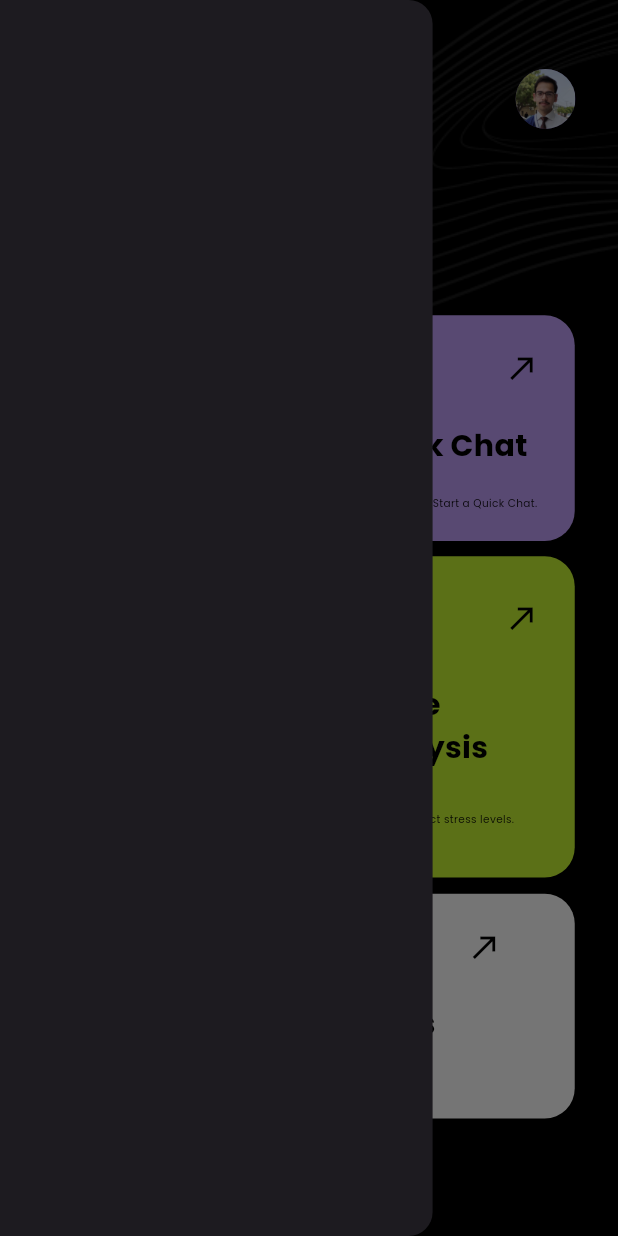
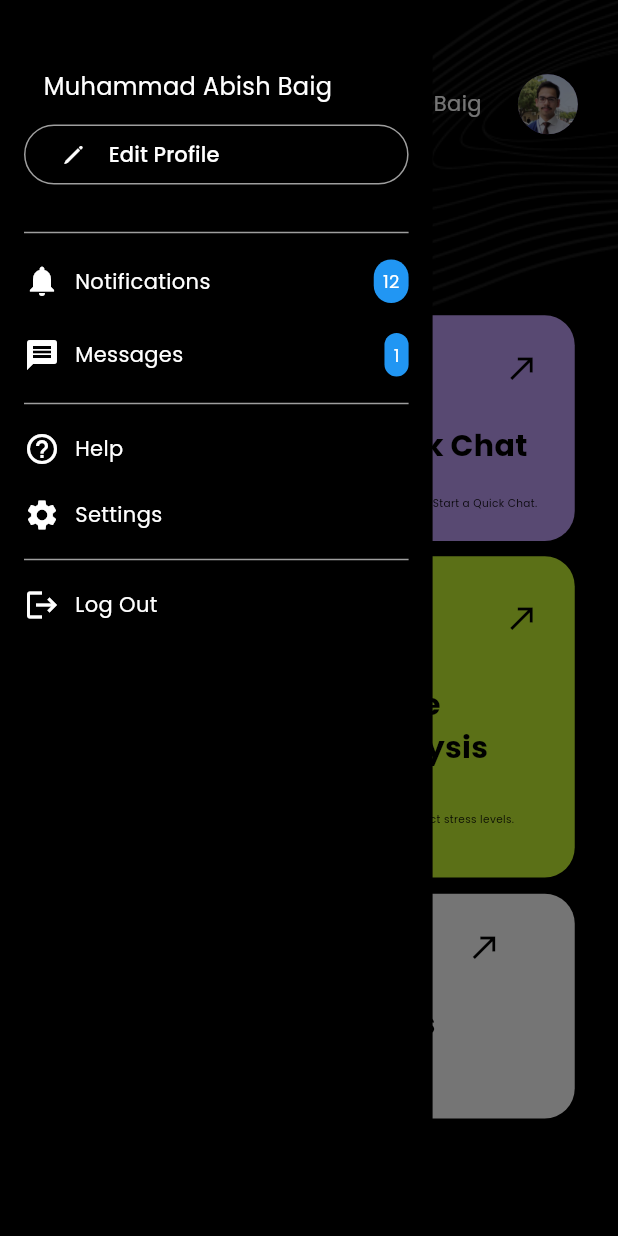
Before and after one commit to abishbaig/Emotiease, a Flutter app: the HomePage screen opened by its route, with the side drawer open, on a phone screen of 412 x 824 dp. Run offline on Flutter 3.47's test engine with Material 3 defaults, Android fonts, the phone set to English and light mode, and no system bars.

Commit message:
Develop Home Page UI and Settings Drawer Screen

```diff
--- a/lib/main.dart
+++ b/lib/main.dart
@@ -43,7 +43,7 @@ class MyApp extends StatelessWidget {
       darkTheme: MyAppThemes.darkTheme(),
 
       //! Setting Routes
-      initialRoute: AppRoutes.homeScreen,
+      initialRoute: AppRoutes.startingScreen,
       routes: {
         AppRoutes.startingScreen: (context) => const StartingScreen(),
         AppRoutes.signInScreen: (context) => const SignInScreen(),
--- a/lib/pages/home_page.dart
+++ b/lib/pages/home_page.dart
@@ -3,7 +3,7 @@ import 'package:flutter/material.dart';
 
 class HomePage extends StatelessWidget {
   HomePage({super.key});
-  final String userName = "Abish";
+  final String userName = "Muhammad Abish Baig";
   final GlobalKey<ScaffoldState> _scaffoldKey = GlobalKey<ScaffoldState>();
 
   @override
@@ -13,9 +13,7 @@ class HomePage extends StatelessWidget {
     final screenWidth = MediaQuery.of(context).size.width; // For dynamic width
     return Scaffold(
       key: _scaffoldKey,
-      drawer: Drawer(
-        width: screenWidth * 0.7,
-      ),
+      drawer: _buildDrawer(screenWidth, screenHeight, userName),
       body: SingleChildScrollView(
         child: Container(
           width: screenWidth,
@@ -35,18 +33,20 @@ class HomePage extends StatelessWidget {
   }
 
   Widget _appBar(double screenWidth, double screenHeight) {
+    double appBarHeight = screenHeight * 0.06;
+    double appBarWidth = screenWidth * 0.88;
     return Positioned(
-      top: screenHeight * 0.05,
-      left: screenWidth * 0.02,
+      top: screenHeight * 0.06,
+      left: screenWidth * 0.055,
       child: SingleChildScrollView(
         scrollDirection: Axis.horizontal,
         child: SizedBox(
-          width: screenWidth,
-          height: screenHeight * 0.06,
-          child: Row(
+          width: appBarWidth,
+          height: appBarHeight,
+          child: Stack(
             children: [
-              Padding(
-                padding: EdgeInsets.only(left: screenWidth * 0.03),
+              Positioned(
+                left: 0,
                 child: GestureDetector(
                   onTap: () {
                     _scaffoldKey.currentState?.openDrawer();
@@ -66,19 +66,20 @@ class HomePage extends StatelessWidget {
                   ),
                 ),
               ),
-              Padding(
-                padding: EdgeInsets.only(left: screenWidth * 0.3),
+              Positioned(
+                left: appBarWidth * 0.3,
+                top: appBarHeight * 0.2,
                 child: Text(
                   "Hi, $userName",
                   style: const TextStyle(
                     color: Colors.white,
-                    fontSize: 16,
+                    fontSize: 14,
                   ),
                 ),
               ),
-              Padding(
-                padding: EdgeInsets.only(left: screenWidth * 0.22),
-                child: const CircleAvatar(
+              const Positioned(
+                right: 0,
+                child: CircleAvatar(
                   backgroundImage: AssetImage("assets/images/userImg.jpg"),
                 ),
               ),
@@ -429,4 +430,112 @@ class HomePage extends StatelessWidget {
       ),
     );
   }
+
+  // Function to build the drawer UI
+  Widget _buildDrawer(
+      double screenWidth, double screenHeight, String userName) {
+    double drawerWidth = screenWidth * 0.7;
+    return Drawer(
+      width: drawerWidth,
+      backgroundColor: Colors.black,
+      child: Padding(
+        padding: const EdgeInsets.all(16.0),
+        child: Column(
+          crossAxisAlignment: CrossAxisAlignment.start,
+          children: [
+            // User Information Section
+            const SizedBox(height: 30),
+            SizedBox(
+              width: drawerWidth,
+              child: Padding(
+                padding: EdgeInsets.only(left: drawerWidth * 0.045),
+                child: Text(
+                  userName,
+                  style: const TextStyle(
+                    color: Colors.white,
+                    fontSize: 16,
+                  ),
+                ),
+              ),
+            ),
+            const SizedBox(height: 10),
+            ElevatedButton(
+              onPressed: () {}, //TODOS Have to Replace with action
+              style: ElevatedButton.styleFrom(
+                backgroundColor: Colors.transparent,
+                side: const BorderSide(color: Colors.grey),
+              ),
+              child: Row(
+                children: [
+                  const Icon(
+                    CupertinoIcons.pencil,
+                    color: Colors.white,
+                  ),
+                  Padding(
+                    padding: EdgeInsets.only(left: drawerWidth * 0.05),
+                    child: const Text(
+                      "Edit Profile",
+                      style: TextStyle(
+                        color: Colors.white,
+                      ),
+                    ),
+                  ),
+                ],
+              ),
+            ),
+            const SizedBox(height: 20),
+            const Divider(color: Colors.grey),
+
+            // Menu Items
+            _buildMenuItem(() {}, Icons.notifications, "Notifications", 12),
+            _buildMenuItem(() {}, Icons.message, "Messages", 1),
+            const Divider(color: Colors.grey),
+            _buildMenuItem(() {}, Icons.help_outline, "Help"),
+            _buildMenuItem(() {}, Icons.settings, "Settings"),
+            const Divider(color: Colors.grey),
+            _buildMenuItem(() {}, Icons.logout, "Log Out"),
+          ],
+        ),
+      ),
+    );
+  }
+
+  // Function to build each menu item
+  Widget _buildMenuItem(VoidCallback onTap, IconData icon, String title,
+      [int? badge]) {
+    return Material(
+      color: Colors.black,
+      child: InkWell(
+        onTap: onTap,
+        splashColor: Colors.white.withOpacity(0.5),
+        child: Padding(
+          padding: const EdgeInsets.symmetric(vertical: 10.0),
+          child: Row(
+            mainAxisAlignment: MainAxisAlignment.spaceBetween,
+            children: [
+              Row(
+                children: [
+                  Icon(icon, color: Colors.white),
+                  const SizedBox(width: 10),
+                  Text(title, style: const TextStyle(color: Colors.white)),
+                ],
+              ),
+              if (badge != null)
+                Container(
+                  padding: const EdgeInsets.all(6),
+                  decoration: BoxDecoration(
+                    color: Colors.blue,
+                    borderRadius: BorderRadius.circular(12),
+                  ),
+                  child: Text(
+                    "$badge",
+                    style: const TextStyle(color: Colors.white, fontSize: 12),
+                  ),
+                ),
+            ],
+          ),
+        ),
+      ),
+    );
+  }
 }
```
